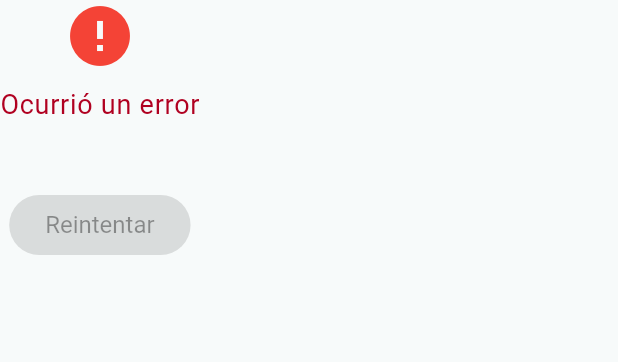
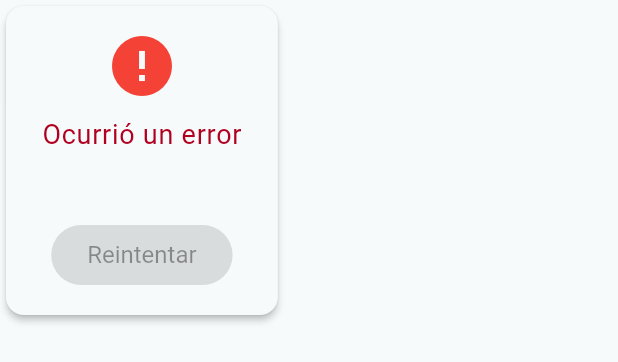
Before and after one commit to Emmanueloz/frontend_water_quality, a Flutter app: the ErrorView widget shown alone on an empty page, opened directly with empty values, on a phone screen of 412 x 824 dp. Shown: the top 362 px of the screen. Run offline on Flutter 3.47's test engine with Material 3 defaults, Android fonts, the phone set to English and light mode, and no system bars; our stand-ins replace fl_chart, flutter_map, go_router, latlong2; missing offline and left inert: flutter_map_cancellable_tile_provider, girix_code_gauge.

Commit message:
fix: se agrego cards en las vistas error y password

```diff
--- a/lib/presentation/widgets/common/molecules/error_view.dart
+++ b/lib/presentation/widgets/common/molecules/error_view.dart
@@ -12,7 +12,10 @@ class ErrorView extends StatelessWidget {
   @override
   Widget build(BuildContext context) {
     final theme = Theme.of(context);
-    return Column(
+    return Card(
+      child: Padding(
+        padding: const EdgeInsets.symmetric(vertical: 16, horizontal: 24),
+        child: Column(
           mainAxisSize: MainAxisSize.min,
           children: [
             const Icon(Icons.error, size: 48, color: Colors.red),
@@ -26,6 +29,8 @@ class ErrorView extends StatelessWidget {
             const SizedBox(height: 16),
             ElevatedButton(onPressed: onRetry, child: const Text('Reintentar')),
           ],
+        ),
+      ),
     );
   }
 }
```
Also changed, not shown: lib/presentation/widgets/specific/meter_connection/password_view.dart (+7 -3 lines), lib/presentation/widgets/common/molecules/success_view.dart (line endings or trailing spaces). Lines whose indentation alone changed are shown as unchanged.
